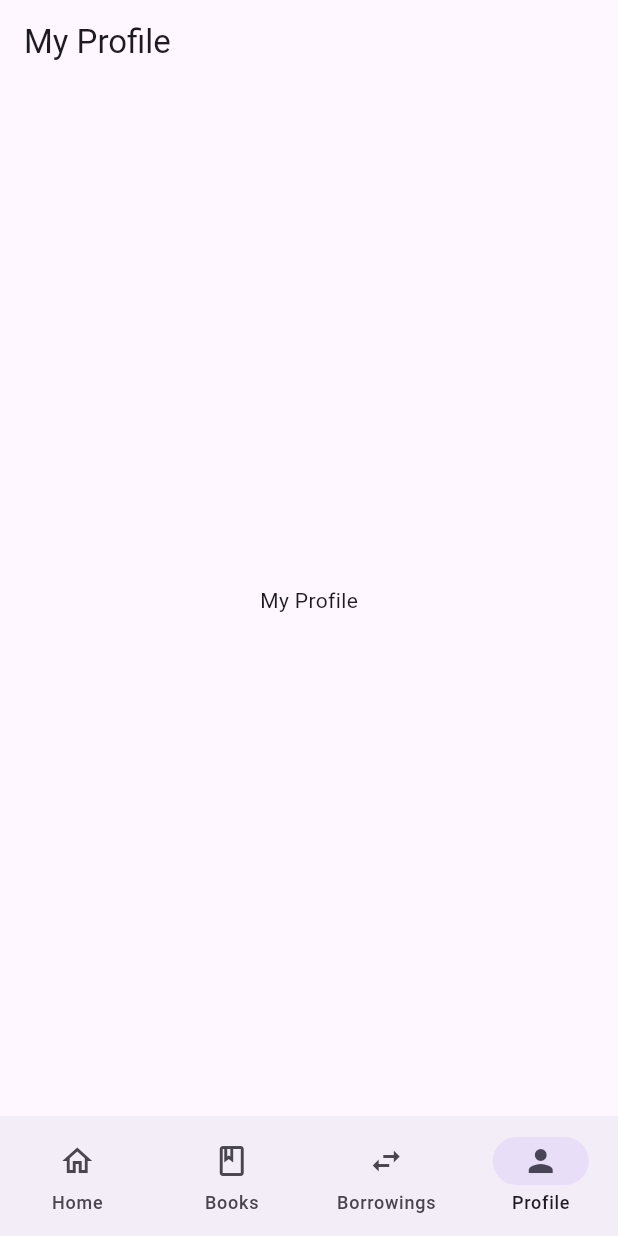
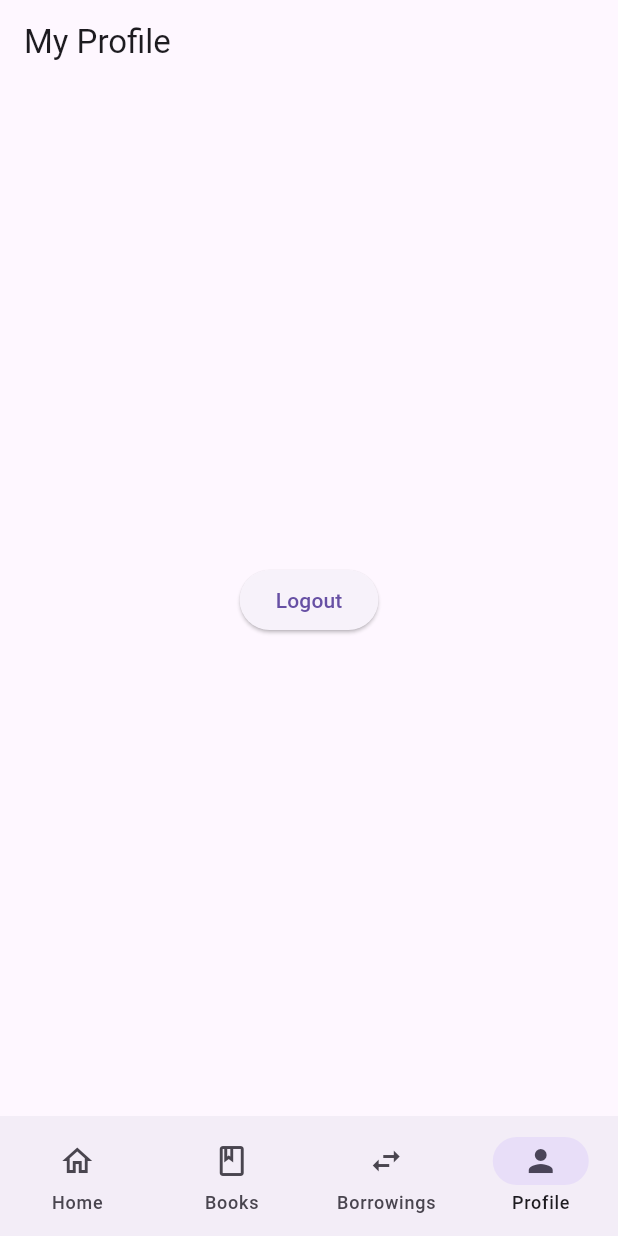
Before and after one commit to Dinura-sanmith-asc/library_mobile_app, a Flutter app: the ProfilePage screen opened by its route, on a phone screen of 412 x 824 dp. Run offline on Flutter 3.47's test engine with Material 3 defaults, Android fonts, the phone set to English and light mode, and no system bars; our stand-ins replace flutter_riverpod, go_router.

Commit message:
add logout button to profile

```diff
--- a/lib/features/profile/presentation/pages/profile_page.dart
+++ b/lib/features/profile/presentation/pages/profile_page.dart
@@ -1,16 +1,29 @@
 import 'package:flutter/material.dart';
+import 'package:flutter_riverpod/flutter_riverpod.dart';
 
-class ProfilePage extends StatelessWidget {
+import '../../../auth/presentation/providers/auth_provider.dart';
+
+class ProfilePage extends ConsumerWidget {
   const ProfilePage({super.key});
 
   @override
-  Widget build(BuildContext context) {
+  Widget build(
+    BuildContext context,
+    WidgetRef ref,
+  ) {
     return Scaffold(
       appBar: AppBar(
         title: const Text('My Profile'),
       ),
-      body: const Center(
-        child: Text('My Profile'),
+      body: Center(
+        child: ElevatedButton(
+          onPressed: () {
+            ref
+                .read(authProvider.notifier)
+                .logout();
+          },
+          child: const Text('Logout'),
+        ),
       ),
     );
   }
```
